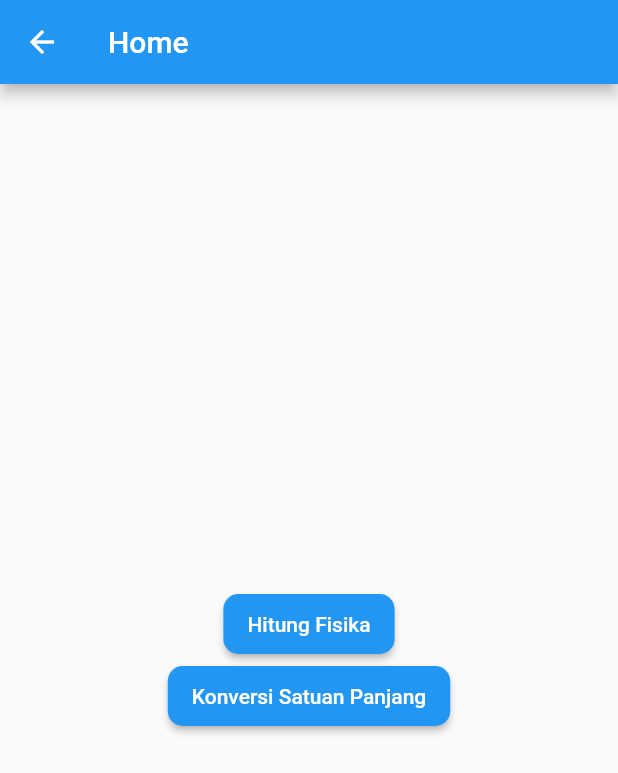
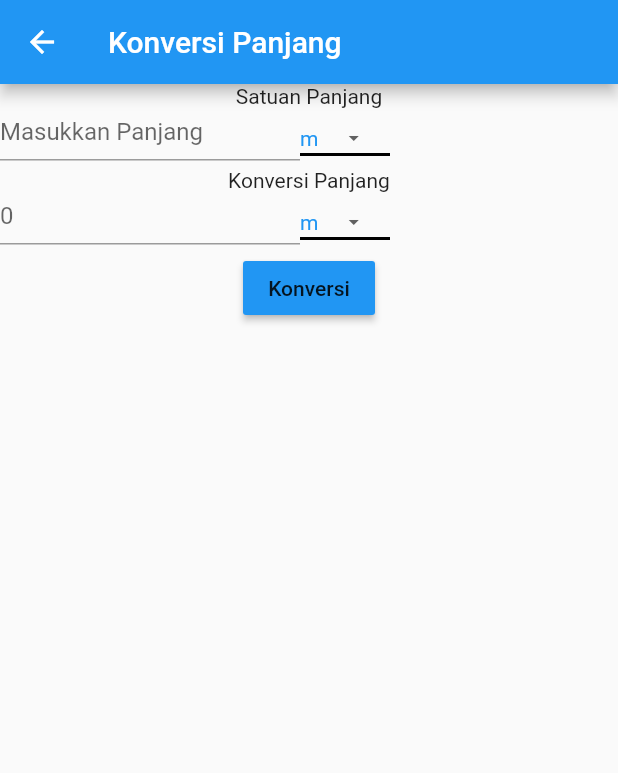
Before and after one commit to bayuik/calculate, a Flutter app: the Home screen opened by its route, after a tap on "Konversi Satuan Panjang", on a phone screen of 412 x 824 dp. Shown: the top 773 px of the screen. Run offline on Flutter 3.47's test engine with Material 2 defaults, Android fonts, the phone set to English and light mode, and no system bars; our stand-ins replace fluttertoast.

Commit message:
add konversi page

```diff
--- a/lib/hitung_fisika.dart
+++ b/lib/hitung_fisika.dart
@@ -31,11 +31,11 @@ class _HitungFisikaState extends State<HitungFisika> {
                 margin: EdgeInsets.all(30),
                 decoration: BoxDecoration(
                   borderRadius: BorderRadius.circular(20),
-                  color: Colors.green,
+                  color: Colors.lightGreenAccent,
                 ),
                 child: Column(
                   children: <Widget>[
-                    Text('Hitung Luas'),
+                    Text('Hitung Luas', style: TextStyle(color: Colors.white, fontWeight: FontWeight.bold),),
                     Container(
                       child: TextFormField(
                         controller: panjangL,
@@ -71,11 +71,11 @@ class _HitungFisikaState extends State<HitungFisika> {
                 margin: EdgeInsets.all(30),
                 decoration: BoxDecoration(
                   borderRadius: BorderRadius.circular(20),
-                  color: Colors.yellow,
+                  color: Colors.lightBlueAccent,
                 ),
                 child: Column(
                   children: <Widget>[
-                    Text('Hitung Volume'),
+                    Text('Hitung Volume', style: TextStyle(color: Colors.white, fontWeight: FontWeight.bold),),
                     Container(
                       child: TextFormField(
                         controller: panjangV,
@@ -98,7 +98,7 @@ class _HitungFisikaState extends State<HitungFisika> {
                       minWidth: 100,
                       height: 40,
                       child: Text('Submit'),
-                      color: Colors.blue,
+                      color: Colors.lightGreenAccent,
                       shape: RoundedRectangleBorder(
                         borderRadius: BorderRadius.circular(10),
                       ),
--- a/lib/home.dart
+++ b/lib/home.dart
@@ -12,9 +12,7 @@ class Home extends StatelessWidget {
           mainAxisAlignment: MainAxisAlignment.center,
           children: <Widget>[
             MaterialButton(
-              onPressed: () {
-                Navigator.pushNamed(context, '/fisika');
-              },
+              onPressed: () => Navigator.pushNamed(context, '/fisika'),
               minWidth: 100,
               height: 40,
               shape: RoundedRectangleBorder(
@@ -26,7 +24,7 @@ class Home extends StatelessWidget {
               ),
             ),
             MaterialButton(
-              onPressed: () {},
+              onPressed: () => Navigator.pushNamed(context, '/konversi'),
               minWidth: 100,
               height: 40,
               shape: RoundedRectangleBorder(
--- /dev/null
+++ b/lib/konversi.dart
@@ -0,0 +1,164 @@
+import 'package:flutter/material.dart';
+
+class Konversi extends StatefulWidget {
+  @override
+  _KonversiState createState() => _KonversiState();
+}
+
+class _KonversiState extends State<Konversi> {
+  String panjangValue = 'm';
+  String konversiValue = 'm';
+  List unit = ['km', 'hm', 'dam', 'm', 'dm', 'cm', 'mm'];
+
+  var panjangController = TextEditingController();
+  var konversiController = TextEditingController();
+
+  @override
+  Widget build(BuildContext context) {
+    return Scaffold(
+      appBar: AppBar(
+        title: Text('Konversi Panjang'),
+      ),
+      body: Center(
+          child: Column(
+        children: <Widget>[
+          Container(
+            child: Column(
+              children: <Widget>[
+                Text('Satuan Panjang'),
+                Row(
+                  children: <Widget>[
+                    Container(
+                      width: 200,
+                      height: 30,
+                      child: TextFormField(
+                        controller: panjangController,
+                        decoration: InputDecoration(
+                          hintText: 'Masukkan Panjang',
+                        ),
+                      ),
+                    ),
+                    Container(
+                      width: 60,
+                      height: 40,
+                      child: DropdownButton<String>(
+                        value: panjangValue,
+                        icon: Icon(Icons.arrow_drop_down),
+                        iconSize: 16,
+                        elevation: 10,
+                        style: TextStyle(color: Colors.blue),
+                        underline: Container(
+                          height: 2,
+                          color: Colors.black,
+                        ),
+                        onChanged: (String newValue) {
+                          setState(() => panjangValue = newValue);
+                        },
+                        items: <String>[
+                          'km',
+                          'hm',
+                          'dam',
+                          'm',
+                          'dm',
+                          'cm',
+                          'mm'
+                        ].map<DropdownMenuItem<String>>((String value) {
+                          return DropdownMenuItem<String>(
+                            value: value,
+                            child: Text(value),
+                          );
+                        }).toList(),
+                      ),
+                    )
+                  ],
+                ),
+              ],
+            ),
+          ),
+          Container(
+            child: Column(
+              children: <Widget>[
+                Text('Konversi Panjang'),
+                Row(
+                  children: <Widget>[
+                    Container(
+                      width: 200,
+                      height: 30,
+                      child: TextFormField(
+                        controller: konversiController,
+                        decoration: InputDecoration(hintText: '0'),
+                      ),
+                    ),
+                    Container(
+                        width: 60,
+                        height: 40,
+                        child: DropdownButton<String>(
+                          value: konversiValue,
+                          icon: Icon(Icons.arrow_drop_down),
+                          iconSize: 16,
+                          elevation: 10,
+                          style: TextStyle(color: Colors.blue),
+                          underline: Container(
+                            height: 2,
+                            color: Colors.black,
+                          ),
+                          onChanged: (String newValue) {
+                            setState(() {
+                              konversiValue = newValue;
+                            });
+                          },
+                          items: <String>[
+                            'km',
+                            'hm',
+                            'dam',
+                            'm',
+                            'dm',
+                            'cm',
+                            'mm',
+                          ].map<DropdownMenuItem<String>>((String value) {
+                            return DropdownMenuItem<String>(
+                              value: value,
+                              child: Text(value),
+                            );
+                          }).toList(),
+                        ))
+                  ],
+                )
+              ],
+            ),
+          ),
+          MaterialButton(
+            color: Colors.blue,
+            child: Text('Konversi'),
+            onPressed: () {
+              var start = unit.indexOf(panjangValue);
+              var end = unit.indexOf(konversiValue);
+
+              num a = num.parse(panjangController.text);
+              num b = 10;
+              if (start == end) {
+                konversiController.text = panjangController.text;
+                print(a);
+              } else if (start < end) {
+                var kali = unit.getRange(start, end);
+                for (int i = 1; i < kali.length; i++) {
+                  b *= 10;
+                }
+                var hasil = (a * b).toString();
+                konversiController.text = hasil;
+              } else if (start > end) {
+                var bagi = unit.getRange(end, start);
+                for (int i = 1; i > bagi.length; i--) {
+                  b /= 10;
+                }
+                var hasil = (a / b).toDouble();
+                print(hasil);
+                // konversiController.text = hasil;
+              }
+            },
+          )
+        ],
+      )),
+    );
+  }
+}
--- a/lib/main.dart
+++ b/lib/main.dart
@@ -2,6 +2,7 @@ import 'package:flutter/material.dart';
 import 'package:calculate/login_page.dart';
 import 'package:calculate/home.dart';
 import 'package:calculate/hitung_fisika.dart';
+import 'package:calculate/konversi.dart';
 
 void main() {
   runApp(MyApp());
@@ -13,11 +14,12 @@ class MyApp extends StatelessWidget {
     return MaterialApp(
         title: 'Calculate',
         theme: ThemeData(primarySwatch: Colors.blue),
-        initialRoute: '/',
+        initialRoute: '/konversi',
         routes: {
           '/': (context) => LoginPage(),
           '/home': (context) => Home(),
           '/fisika': (context) => HitungFisika(),
+          '/konversi': (context) => Konversi(),
         });
   }
 }
```
Also changed, not shown: 1 other file.
